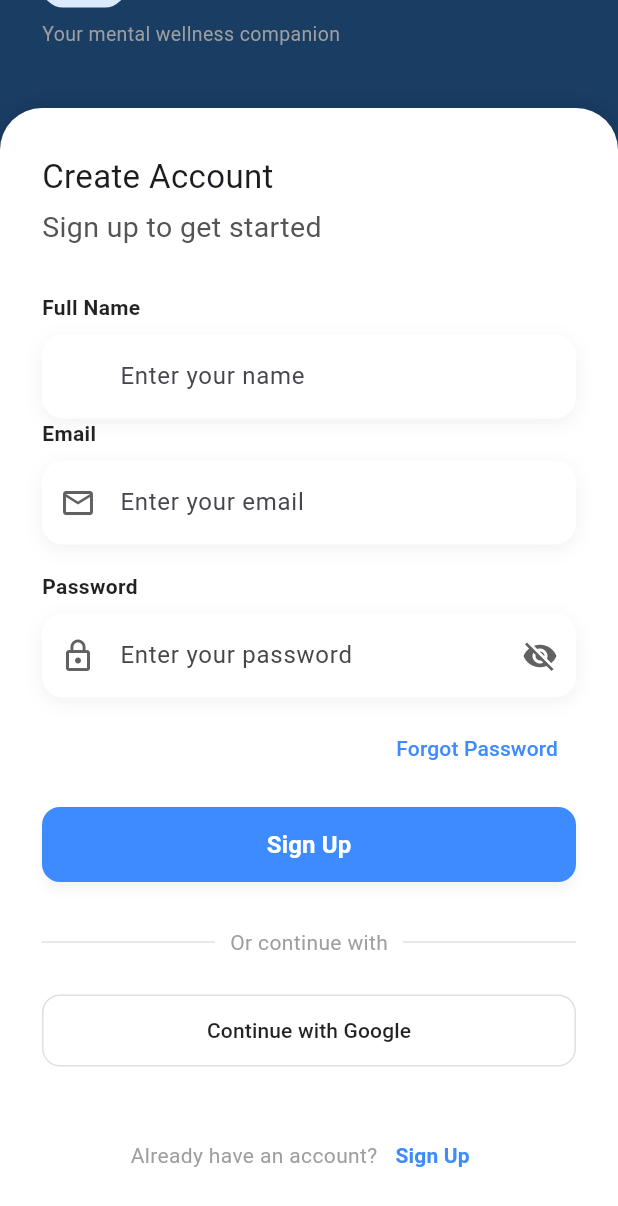
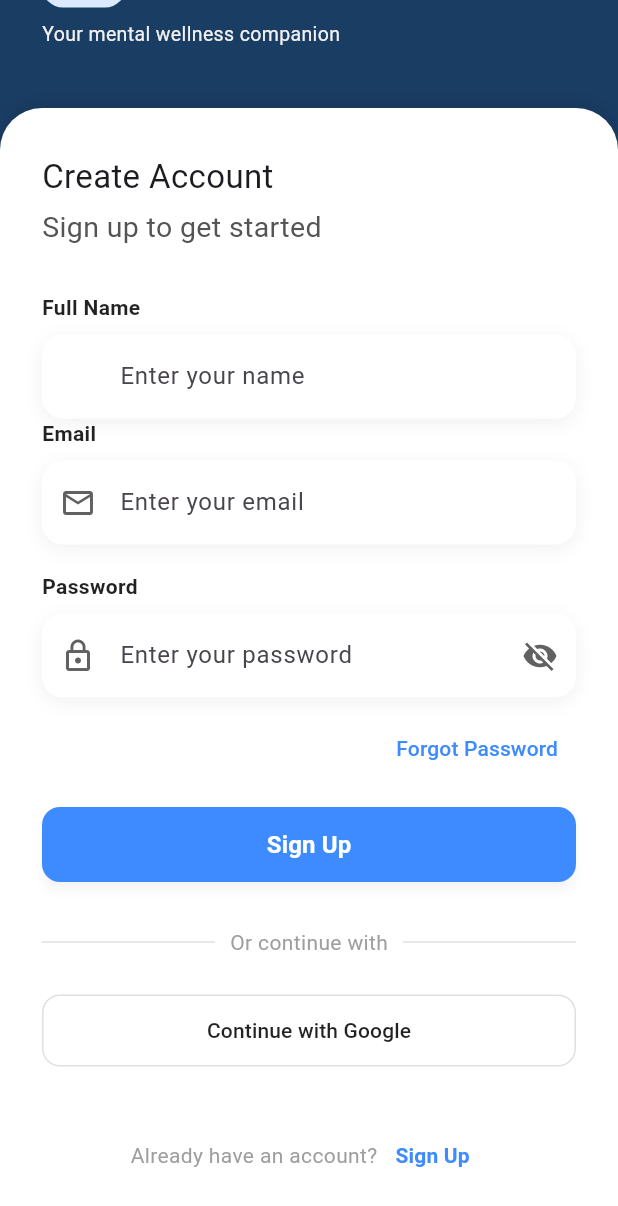
Before and after one commit to Rizkihakiki97/app_psikolog, a Flutter app: the RegistrasiScreen screen opened directly, scrolled down 91 dp, on a phone screen of 412 x 824 dp. Shown: the top 1206 px of the screen. Run offline on Flutter 3.47's test engine with Material 3 defaults, Android fonts, the phone set to English and light mode, and no system bars; our stand-ins replace fluttertoast, shared_preferences, sqflite; accounts and stored records are empty.

```diff
--- a/lib/view/calendar_sessions.dart
+++ b/lib/view/calendar_sessions.dart
@@ -318,6 +318,7 @@ class _CalendarSessionsPageState extends State<CalendarSessionsPage> {
                                     ),
                                     onPressed: () =>
                                         _deleteAppointment(data['id']),
+
                                   ),
                                 ],
                               ),
--- a/lib/view/editprofile.dart
+++ b/lib/view/editprofile.dart
@@ -64,7 +64,7 @@ class _EditProfilePageState extends State<EditProfilePage> {
           key: _formKey,
           child: Column(
             children: [
-              // Foto Profil
+
               Center(
                 child: Stack(
                   children: [
@@ -95,7 +95,7 @@ class _EditProfilePageState extends State<EditProfilePage> {
               ),
               const SizedBox(height: 20),
 
-              // Input Nama
+              // Input Name
               _buildTextField(
                 label: "Full Name",
                 initialValue: name,
--- a/lib/view/home_dashboard.dart
+++ b/lib/view/home_dashboard.dart
@@ -8,7 +8,7 @@ class HomePageMindcare extends StatelessWidget {
   @override
   Widget build(BuildContext context) {
     return Scaffold(
-      backgroundColor: const Color(0xFFF5F6FA),
+      backgroundColor: const Color(0xfff8fabd4),
       body: SafeArea(
         child: SingleChildScrollView(
           child: Column(
@@ -18,7 +18,7 @@ class HomePageMindcare extends StatelessWidget {
                 width: double.infinity,
                 padding: const EdgeInsets.fromLTRB(20, 25, 20, 30),
                 decoration: const BoxDecoration(
-                  color: Color(0xFF3D8BFF),
+                  color: Color(0xFF0BA6DF),
                   borderRadius: BorderRadius.only(
                     bottomLeft: Radius.circular(25),
                     bottomRight: Radius.circular(25),
--- a/lib/view/login_mindcare.dart
+++ b/lib/view/login_mindcare.dart
@@ -57,7 +57,7 @@ class _LoginScreenMindcareState extends State<LoginScreenMindcare> {
                           style: TextStyle(
                             fontSize: 22,
                             fontWeight: FontWeight.w600,
-                            color: Colors.black87,
+                            color: Color.fromARGB(221, 255, 255, 255),
                           ),
                         ),
                         Text(
--- a/lib/view/profile.dart
+++ b/lib/view/profile.dart
@@ -1,6 +1,6 @@
+import 'package:app_psikolog/global_data.dart'; // ✅ Tambahkan ini
 import 'package:app_psikolog/view/editprofile.dart';
 import 'package:app_psikolog/view/login_mindcare.dart';
-import 'package:app_psikolog/global_data.dart'; // ✅ Tambahkan ini
 import 'package:flutter/material.dart';
 
 class ProfilePage extends StatelessWidget {
@@ -28,7 +28,7 @@ class ProfilePage extends StatelessWidget {
                 bottom: 30,
               ),
               decoration: const BoxDecoration(
-                color: Color(0xFF3D8BFF),
+                // color: Color(0xFF3D8BFF),
                 borderRadius: BorderRadius.only(
                   bottomLeft: Radius.circular(25),
                   bottomRight: Radius.circular(25),
--- a/lib/view/registrasi.dart
+++ b/lib/view/registrasi.dart
@@ -55,17 +55,24 @@ class _RegistrasiScreenState extends State<RegistrasiScreen> {
                               style: TextStyle(
                                 fontSize: 22,
                                 fontWeight: FontWeight.w600,
-                                color: Colors.black,
+                                color: const Color.fromARGB(255, 255, 255, 255),
                               ),
                             ),
                           ],
                         ),
                       ],
                     ),
-                    SizedBox(height: 8),
+                    Row(
+                      children: [
+                        SizedBox(height: 8),
+                      ],
+                    ),
                     Text(
                       "Your mental wellness companion",
-                      style: TextStyle(fontSize: 13, color: Colors.grey),
+                      style: TextStyle(
+                        fontSize: 13,
+                        color: const Color.fromARGB(255, 243, 241, 241),
+                      ),
                     ),
                   ],
                 ),
```
Also changed, not shown: 1 other file.
